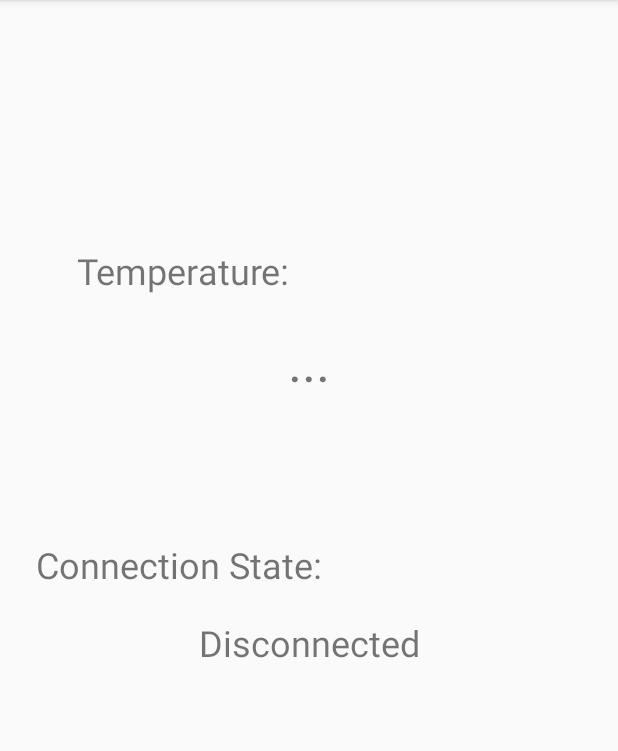
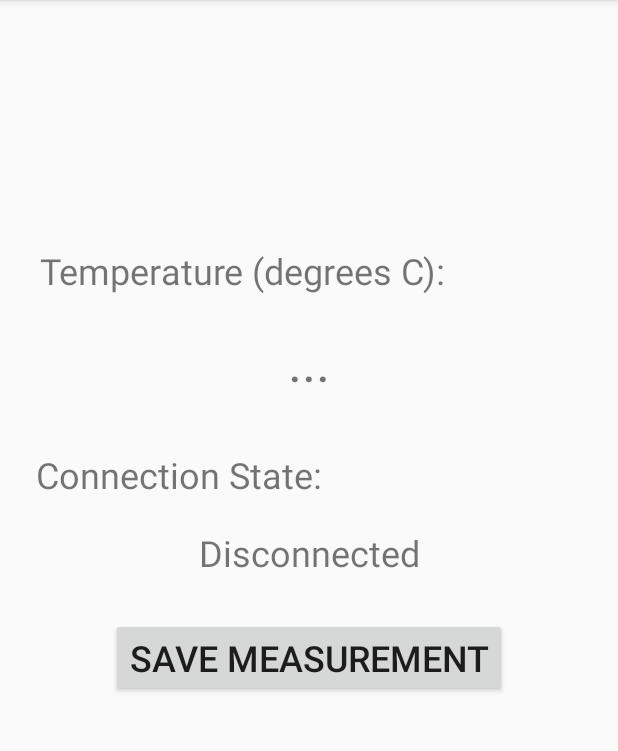
Before and after one commit to ECE492-ETG/EquineThermalGlove, an Android app: the bluetoothReadIn screen opened directly, with no data from a screen before it, on a phone screen of 412 x 824 dp, the part 84-835 px from its top. Run offline under Robolectric (Android 15) with nearby library versions, the phone set to English and light mode, and no system bars; 3 statements that could not run were skipped.

```diff
--- a/app/src/main/res/layout/activity_bluetooth_read_in.xml
+++ b/app/src/main/res/layout/activity_bluetooth_read_in.xml
@@ -34,7 +34,7 @@
         android:layout_width="wrap_content"
         android:layout_height="wrap_content"
         android:layout_marginStart="24dp"
-        android:layout_marginTop="360dp"
+        android:layout_marginTop="300dp"
         android:text="@string/connection_state_label"
         android:textSize="24sp"
         app:layout_constraintStart_toStartOf="parent"
@@ -55,7 +55,7 @@
         android:id="@+id/connection_state"
         android:layout_width="wrap_content"
         android:layout_height="wrap_content"
-        android:layout_marginTop="412dp"
+        android:layout_marginTop="352dp"
         android:text="@string/disconnected"
         android:textSize="24sp"
         app:layout_constraintEnd_toEndOf="parent"
@@ -73,4 +73,15 @@
         app:layout_constraintStart_toStartOf="parent"
         app:layout_constraintTop_toTopOf="parent" />
 
+    <Button
+        android:id="@+id/save_measurement_button"
+        android:layout_width="wrap_content"
+        android:layout_height="wrap_content"
+        android:layout_marginTop="412dp"
+        android:text="@string/save_measurement"
+        android:textSize="24sp"
+        app:layout_constraintEnd_toEndOf="parent"
+        app:layout_constraintStart_toStartOf="parent"
+        app:layout_constraintTop_toTopOf="parent" />
+
 </androidx.constraintlayout.widget.ConstraintLayout>
--- a/app/src/main/res/values/strings.xml
+++ b/app/src/main/res/values/strings.xml
@@ -10,6 +10,7 @@
     <string name="enter_password">Enter Password</string>
     <string name="sign_in">Sign In</string>
     <string name="register">Register</string>
-    <string name="temperature">Temperature:</string>
+    <string name="temperature">Temperature (degrees C):</string>
     <string name="connection_state_label">Connection State:</string>
+    <string name="save_measurement">Save Measurement</string>
 </resources>
```
Also changed, not shown: app/src/main/java/com/example/equinethermalglove/bluetooth.java (+8 -14 lines), app/src/main/java/com/example/equinethermalglove/bluetoothReadIn.java (+21 -0 lines).
